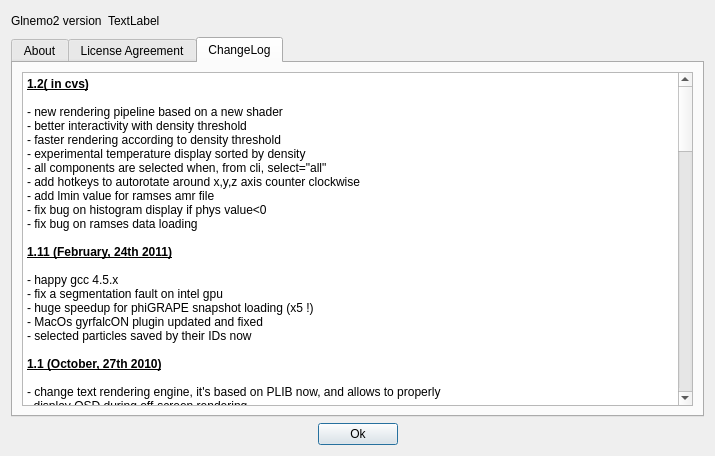
The window that usr/jcl/glnemo2/src/formabout.ui (teuben/nemo) describes before a commit, drawn with Qt 5.
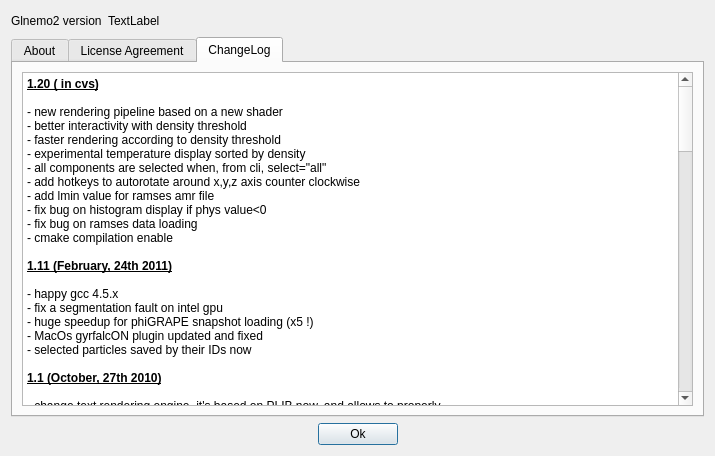
The same window after the commit. Icons and pictures are not drawn.

```diff
--- a/usr/jcl/glnemo2/src/formabout.ui
+++ b/usr/jcl/glnemo2/src/formabout.ui
@@ -1057,7 +1057,7 @@
 &lt;table border=&quot;0&quot; style=&quot;-qt-table-type: root; margin-top:4px; margin-bottom:4px; margin-left:4px; margin-right:4px;&quot;&gt;
 &lt;tr&gt;
 &lt;td style=&quot;border: none;&quot;&gt;
-&lt;p style=&quot; margin-top:0px; margin-bottom:0px; margin-left:0px; margin-right:0px; -qt-block-indent:0; text-indent:0px;&quot;&gt;&lt;span style=&quot; font-weight:600; text-decoration: underline;&quot;&gt;1.2( in cvs)&lt;/span&gt;&lt;/p&gt;
+&lt;p style=&quot; margin-top:0px; margin-bottom:0px; margin-left:0px; margin-right:0px; -qt-block-indent:0; text-indent:0px;&quot;&gt;&lt;span style=&quot; font-weight:600; text-decoration: underline;&quot;&gt;1.20 ( in cvs)&lt;/span&gt;&lt;/p&gt;
 &lt;p style=&quot;-qt-paragraph-type:empty; margin-top:0px; margin-bottom:0px; margin-left:0px; margin-right:0px; -qt-block-indent:0; text-indent:0px; font-weight:600; text-decoration: underline;&quot;&gt;&lt;/p&gt;
 &lt;p style=&quot; margin-top:0px; margin-bottom:0px; margin-left:0px; margin-right:0px; -qt-block-indent:0; text-indent:0px;&quot;&gt;- new rendering pipeline based on a new shader&lt;/p&gt;
 &lt;p style=&quot; margin-top:0px; margin-bottom:0px; margin-left:0px; margin-right:0px; -qt-block-indent:0; text-indent:0px;&quot;&gt;- better interactivity with density threshold&lt;/p&gt;
@@ -1068,6 +1068,7 @@
 &lt;p style=&quot; margin-top:0px; margin-bottom:0px; margin-left:0px; margin-right:0px; -qt-block-indent:0; text-indent:0px;&quot;&gt;- add lmin value for ramses amr file&lt;/p&gt;
 &lt;p style=&quot; margin-top:0px; margin-bottom:0px; margin-left:0px; margin-right:0px; -qt-block-indent:0; text-indent:0px;&quot;&gt;- fix bug on histogram display if phys value&amp;lt;0&lt;/p&gt;
 &lt;p style=&quot; margin-top:0px; margin-bottom:0px; margin-left:0px; margin-right:0px; -qt-block-indent:0; text-indent:0px;&quot;&gt;- fix bug on ramses data loading&lt;/p&gt;
+&lt;p style=&quot; margin-top:0px; margin-bottom:0px; margin-left:0px; margin-right:0px; -qt-block-indent:0; text-indent:0px;&quot;&gt;- cmake compilation enable&lt;/p&gt;
 &lt;p style=&quot;-qt-paragraph-type:empty; margin-top:0px; margin-bottom:0px; margin-left:0px; margin-right:0px; -qt-block-indent:0; text-indent:0px;&quot;&gt;&lt;/p&gt;
 &lt;p style=&quot; margin-top:0px; margin-bottom:0px; margin-left:0px; margin-right:0px; -qt-block-indent:0; text-indent:0px;&quot;&gt;&lt;span style=&quot; font-weight:600; text-decoration: underline;&quot;&gt;1.11 (February, 24th 2011)&lt;/span&gt;&lt;/p&gt;
 &lt;p style=&quot;-qt-paragraph-type:empty; margin-top:0px; margin-bottom:0px; margin-left:0px; margin-right:0px; -qt-block-indent:0; text-indent:0px; font-weight:600; text-decoration: underline;&quot;&gt;&lt;/p&gt;
```
